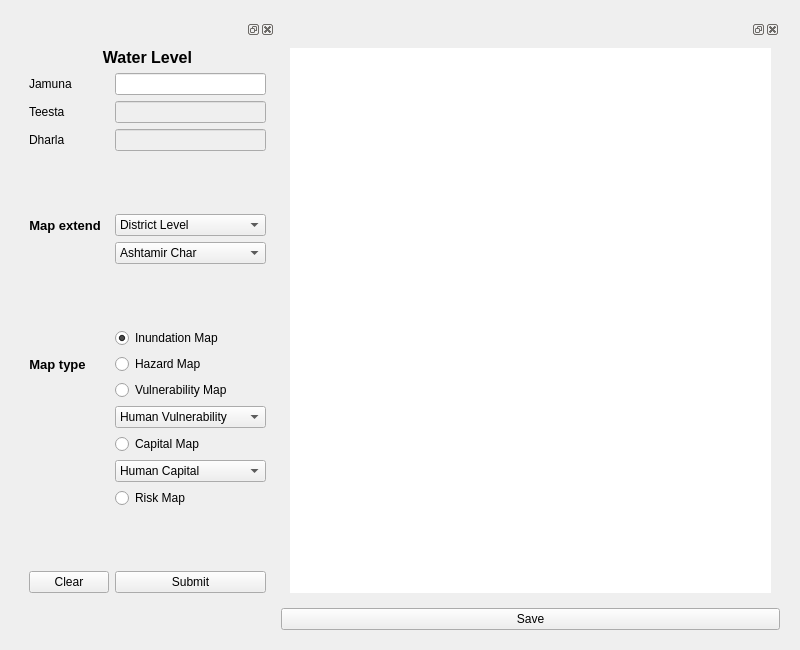
Above: DFRM_GUI.ui from mmhs013/DFRM before the change. Below: the same form after it.
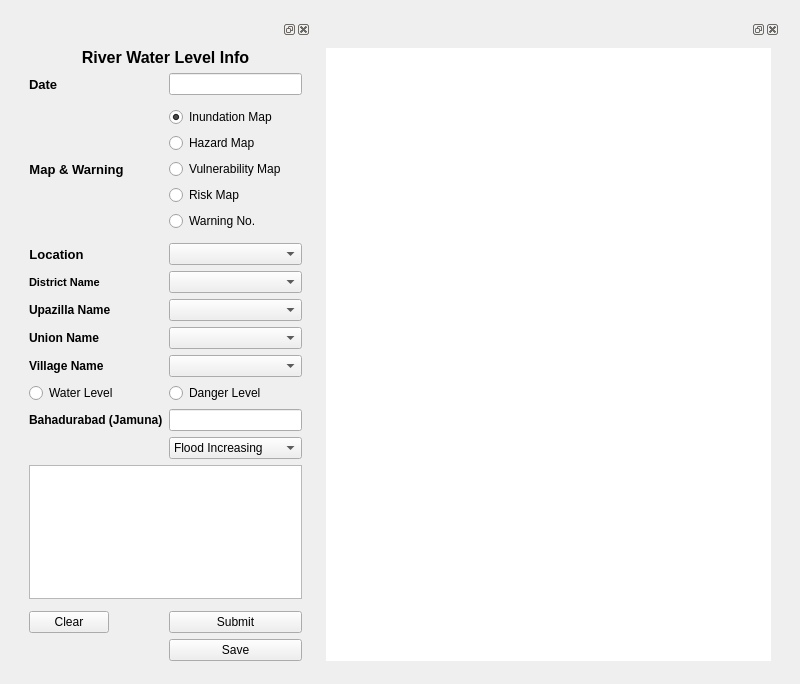
That is the form after the change.

The edit to the form file:
```diff
--- a/DFRM_GUI.ui
+++ b/DFRM_GUI.ui
@@ -7,7 +7,7 @@
     <x>0</x>
     <y>0</y>
     <width>800</width>
-    <height>650</height>
+    <height>684</height>
    </rect>
   </property>
   <property name="sizePolicy">
@@ -29,8 +29,80 @@
       </size>
      </property>
      <layout class="QFormLayout" name="formLayout_2">
+      <item row="0" column="1">
+       <widget class="QDockWidget" name="ImageDock">
+        <property name="enabled">
+         <bool>true</bool>
+        </property>
+        <property name="sizePolicy">
+         <sizepolicy hsizetype="Ignored" vsizetype="Ignored">
+          <horstretch>0</horstretch>
+          <verstretch>0</verstretch>
+         </sizepolicy>
+        </property>
+        <property name="minimumSize">
+         <size>
+          <width>315</width>
+          <height>650</height>
+         </size>
+        </property>
+        <property name="maximumSize">
+         <size>
+          <width>524287</width>
+          <height>650</height>
+         </size>
+        </property>
+        <widget class="QWidget" name="dockWidgetContents">
+         <property name="maximumSize">
+          <size>
+           <width>16777215</width>
+           <height>750</height>
+          </size>
+         </property>
+         <layout class="QHBoxLayout" name="horizontalLayout">
+          <item>
+           <widget class="QLabel" name="ImView">
+            <property name="sizePolicy">
+             <sizepolicy hsizetype="Ignored" vsizetype="Ignored">
+              <horstretch>0</horstretch>
+              <verstretch>0</verstretch>
+             </sizepolicy>
+            </property>
+            <property name="maximumSize">
+             <size>
+              <width>16777215</width>
+              <height>16777215</height>
+             </size>
+            </property>
+            <property name="autoFillBackground">
+             <bool>false</bool>
+            </property>
+            <property name="styleSheet">
+             <string notr="true">Background : rgb(255, 255, 255)</string>
+            </property>
+            <property name="text">
+             <string/>
+            </property>
+           </widget>
+          </item>
+         </layout>
+        </widget>
+       </widget>
+      </item>
       <item row="0" column="0">
        <widget class="QDockWidget" name="InputDock">
+        <property name="minimumSize">
+         <size>
+          <width>291</width>
+          <height>650</height>
+         </size>
+        </property>
+        <property name="maximumSize">
+         <size>
+          <width>524287</width>
+          <height>650</height>
+         </size>
+        </property>
         <widget class="QWidget" name="dockWidgetContents_2">
          <layout class="QFormLayout" name="formLayout">
           <item row="1" column="0" colspan="2">
@@ -46,52 +118,102 @@
              <enum>Qt::LeftToRight</enum>
             </property>
             <property name="text">
-             <string>Water Level</string>
+             <string>River Water Level Info</string>
             </property>
             <property name="alignment">
              <set>Qt::AlignCenter</set>
             </property>
            </widget>
           </item>
-          <item row="2" column="0">
-           <widget class="QLabel" name="LatLabel">
-            <property name="text">
-             <string>Jamuna </string>
-            </property>
-           </widget>
-          </item>
-          <item row="2" column="1">
-           <widget class="QLineEdit" name="JamunaLineEdit"/>
-          </item>
-          <item row="3" column="0">
-           <widget class="QLabel" name="LongLabel">
-            <property name="text">
-             <string>Teesta</string>
-            </property>
-           </widget>
-          </item>
-          <item row="3" column="1">
-           <widget class="QLineEdit" name="TeestaLineEdit">
-            <property name="enabled">
-             <bool>false</bool>
-            </property>
-           </widget>
-          </item>
           <item row="4" column="0">
-           <widget class="QLabel" name="WSLabel">
+           <widget class="QLabel" name="label_5">
+            <property name="font">
+             <font>
+              <pointsize>10</pointsize>
+              <weight>75</weight>
+              <bold>true</bold>
+             </font>
+            </property>
             <property name="text">
-             <string>Dharla</string>
+             <string>Date</string>
             </property>
            </widget>
           </item>
           <item row="4" column="1">
-           <widget class="QLineEdit" name="DharlaLineEdit">
+           <widget class="QLineEdit" name="dateEdit"/>
+          </item>
+          <item row="8" column="1">
+           <spacer name="verticalSpacer">
+            <property name="orientation">
+             <enum>Qt::Vertical</enum>
+            </property>
+            <property name="sizeHint" stdset="0">
+             <size>
+              <width>20</width>
+              <height>40</height>
+             </size>
+            </property>
+           </spacer>
+          </item>
+          <item row="13" column="1">
+           <widget class="QRadioButton" name="InundatatiinRB">
+            <property name="text">
+             <string>Inundation Map</string>
+            </property>
+            <property name="checked">
+             <bool>true</bool>
+            </property>
+           </widget>
+          </item>
+          <item row="15" column="1">
+           <widget class="QRadioButton" name="HazardRB">
+            <property name="text">
+             <string>Hazard Map</string>
+            </property>
+           </widget>
+          </item>
+          <item row="17" column="0">
+           <widget class="QLabel" name="label_3">
+            <property name="font">
+             <font>
+              <pointsize>10</pointsize>
+              <weight>75</weight>
+              <bold>true</bold>
+             </font>
+            </property>
+            <property name="text">
+             <string>Map &amp; Warning</string>
+            </property>
+            <property name="alignment">
+             <set>Qt::AlignCenter</set>
+            </property>
+           </widget>
+          </item>
+          <item row="17" column="1">
+           <widget class="QRadioButton" name="VulnerabilityRB">
+            <property name="text">
+             <string>Vulnerability Map</string>
+            </property>
+           </widget>
+          </item>
+          <item row="18" column="1">
+           <widget class="QRadioButton" name="RiskRB">
             <property name="enabled">
-             <bool>false</bool>
+             <bool>true</bool>
             </property>
+            <property name="text">
+             <string>Risk Map</string>
+            </property>
            </widget>
           </item>
-          <item row="6" column="1">
+          <item row="19" column="1">
+           <widget class="QRadioButton" name="WarningRB">
+            <property name="text">
+             <string>Warning No.</string>
+            </property>
+           </widget>
+          </item>
+          <item row="21" column="1">
            <spacer name="verticalSpacer_2">
             <property name="orientation">
              <enum>Qt::Vertical</enum>
@@ -104,7 +226,7 @@
             </property>
            </spacer>
           </item>
-          <item row="9" column="0">
+          <item row="28" column="0">
            <widget class="QLabel" name="label_2">
             <property name="font">
              <font>
@@ -114,14 +236,14 @@
              </font>
             </property>
             <property name="text">
-             <string>Map extend</string>
+             <string>Location</string>
             </property>
             <property name="alignment">
              <set>Qt::AlignCenter</set>
             </property>
            </widget>
           </item>
-          <item row="9" column="1">
+          <item row="28" column="1">
            <widget class="QComboBox" name="MapExtendCombo">
             <property name="enabled">
              <bool>true</bool>
@@ -141,26 +263,122 @@
             <property name="frame">
              <bool>true</bool>
             </property>
-            <item>
-             <property name="text">
-              <string>District Level</string>
-             </property>
-            </item>
-            <item>
-             <property name="text">
-              <string>Union Level</string>
-             </property>
-            </item>
            </widget>
           </item>
-          <item row="10" column="1">
+          <item row="29" column="0">
+           <widget class="QLabel" name="Dist_label">
+            <property name="font">
+             <font>
+              <pointsize>8</pointsize>
+              <weight>75</weight>
+              <bold>true</bold>
+             </font>
+            </property>
+            <property name="text">
+             <string>District Name</string>
+            </property>
+           </widget>
+          </item>
+          <item row="29" column="1">
+           <widget class="QComboBox" name="DistCombo"/>
+          </item>
+          <item row="30" column="0">
+           <widget class="QLabel" name="Up_label">
+            <property name="font">
+             <font>
+              <weight>75</weight>
+              <bold>true</bold>
+             </font>
+            </property>
+            <property name="text">
+             <string>Upazilla Name</string>
+            </property>
+           </widget>
+          </item>
+          <item row="30" column="1">
+           <widget class="QComboBox" name="UpazillaCombo"/>
+          </item>
+          <item row="31" column="0">
+           <widget class="QLabel" name="Uni_label">
+            <property name="font">
+             <font>
+              <weight>75</weight>
+              <bold>true</bold>
+             </font>
+            </property>
+            <property name="text">
+             <string>Union Name</string>
+            </property>
+           </widget>
+          </item>
+          <item row="31" column="1">
            <widget class="QComboBox" name="UnionCombo">
             <property name="enabled">
              <bool>true</bool>
             </property>
+           </widget>
+          </item>
+          <item row="32" column="0">
+           <widget class="QLabel" name="Vill_label">
+            <property name="font">
+             <font>
+              <weight>75</weight>
+              <bold>true</bold>
+             </font>
+            </property>
+            <property name="text">
+             <string>Village Name</string>
+            </property>
+           </widget>
+          </item>
+          <item row="32" column="1">
+           <widget class="QComboBox" name="VillCombo"/>
+          </item>
+          <item row="35" column="0">
+           <widget class="QRadioButton" name="WLRB">
+            <property name="enabled">
+             <bool>true</bool>
+            </property>
+            <property name="text">
+             <string>Water Level</string>
+            </property>
+            <property name="checked">
+             <bool>false</bool>
+            </property>
+           </widget>
+          </item>
+          <item row="35" column="1">
+           <widget class="QRadioButton" name="DLRB">
+            <property name="text">
+             <string>Danger Level</string>
+            </property>
+           </widget>
+          </item>
+          <item row="36" column="0">
+           <widget class="QLabel" name="WL_label">
+            <property name="font">
+             <font>
+              <weight>75</weight>
+              <bold>true</bold>
+             </font>
+            </property>
+            <property name="text">
+             <string>Bahadurabad (Jamuna)</string>
+            </property>
+           </widget>
+          </item>
+          <item row="36" column="1">
+           <widget class="QLineEdit" name="JamunaLineEdit">
+            <property name="cursor">
+             <cursorShape>IBeamCursor</cursorShape>
+            </property>
+           </widget>
+          </item>
+          <item row="37" column="1">
+           <widget class="QComboBox" name="LimbCombo">
             <item>
              <property name="text">
-              <string>Ashtamir Char</string>
+              <string>Flood Increasing</string>
              </property>
             </item>
             <item>
@@ -170,7 +388,30 @@
             </item>
            </widget>
           </item>
-          <item row="11" column="1">
+          <item row="42" column="0" colspan="2">
+           <widget class="QTextBrowser" name="TextBox">
+            <property name="sizePolicy">
+             <sizepolicy hsizetype="Preferred" vsizetype="Preferred">
+              <horstretch>0</horstretch>
+              <verstretch>0</verstretch>
+             </sizepolicy>
+            </property>
+            <property name="autoFillBackground">
+             <bool>false</bool>
+            </property>
+            <property name="html">
+             <string>&lt;!DOCTYPE HTML PUBLIC &quot;-//W3C//DTD HTML 4.0//EN&quot; &quot;http://www.w3.org/TR/REC-html40/strict.dtd&quot;&gt;
+&lt;html&gt;&lt;head&gt;&lt;meta name=&quot;qrichtext&quot; content=&quot;1&quot; /&gt;&lt;style type=&quot;text/css&quot;&gt;
+p, li { white-space: pre-wrap; }
+&lt;/style&gt;&lt;/head&gt;&lt;body style=&quot; font-family:'MS Shell Dlg 2'; font-size:8.25pt; font-weight:400; font-style:normal;&quot;&gt;
+&lt;p style=&quot;-qt-paragraph-type:empty; margin-top:0px; margin-bottom:0px; margin-left:0px; margin-right:0px; -qt-block-indent:0; text-indent:0px;&quot;&gt;&lt;br /&gt;&lt;/p&gt;&lt;/body&gt;&lt;/html&gt;</string>
+            </property>
+            <property name="overwriteMode">
+             <bool>false</bool>
+            </property>
+           </widget>
+          </item>
+          <item row="50" column="1">
            <spacer name="verticalSpacer_3">
             <property name="orientation">
              <enum>Qt::Vertical</enum>
@@ -183,218 +424,31 @@
             </property>
            </spacer>
           </item>
-          <item row="14" column="1">
-           <widget class="QRadioButton" name="InundatatiinRB">
-            <property name="text">
-             <string>Inundation Map</string>
-            </property>
-            <property name="checked">
-             <bool>true</bool>
-            </property>
-           </widget>
-          </item>
-          <item row="15" column="0">
-           <widget class="QLabel" name="label_3">
-            <property name="font">
-             <font>
-              <pointsize>10</pointsize>
-              <weight>75</weight>
-              <bold>true</bold>
-             </font>
-            </property>
-            <property name="text">
-             <string>Map type</string>
-            </property>
-            <property name="alignment">
-             <set>Qt::AlignCenter</set>
-            </property>
-           </widget>
-          </item>
-          <item row="15" column="1">
-           <widget class="QRadioButton" name="HazardRB">
-            <property name="text">
-             <string>Hazard Map</string>
-            </property>
-           </widget>
-          </item>
-          <item row="25" column="1">
-           <spacer name="verticalSpacer">
-            <property name="orientation">
-             <enum>Qt::Vertical</enum>
-            </property>
-            <property name="sizeHint" stdset="0">
-             <size>
-              <width>20</width>
-              <height>40</height>
-             </size>
-            </property>
-           </spacer>
-          </item>
-          <item row="26" column="0">
+          <item row="56" column="0">
            <widget class="QPushButton" name="ClearPButton">
             <property name="text">
              <string>Clear</string>
             </property>
            </widget>
           </item>
-          <item row="26" column="1">
+          <item row="56" column="1">
            <widget class="QPushButton" name="SubmitPButton">
             <property name="text">
              <string>Submit</string>
             </property>
            </widget>
           </item>
-          <item row="16" column="1">
-           <widget class="QRadioButton" name="VulnerabilityRB">
+          <item row="57" column="1">
+           <widget class="QPushButton" name="savePB">
             <property name="text">
-             <string>Vulnerability Map</string>
+             <string>Save</string>
             </property>
            </widget>
           </item>
-          <item row="17" column="1">
-           <widget class="QComboBox" name="VulCombo">
-            <property name="enabled">
-             <bool>true</bool>
-            </property>
-            <item>
-             <property name="text">
-              <string>Human Vulnerability</string>
-             </property>
-            </item>
-            <item>
-             <property name="text">
-              <string>Social Vulnerability</string>
-             </property>
-            </item>
-            <item>
-             <property name="text">
-              <string>Physical Vulnerability</string>
-             </property>
-            </item>
-            <item>
-             <property name="text">
-              <string>Natural Vulnerability</string>
-             </property>
-            </item>
-            <item>
-             <property name="text">
-              <string>Financial Vulnerability</string>
-             </property>
-            </item>
-            <item>
-             <property name="text">
-              <string>Combine Vulnerability</string>
-             </property>
-            </item>
-           </widget>
-          </item>
-          <item row="18" column="1">
-           <widget class="QRadioButton" name="CapitalRB">
-            <property name="text">
-             <string>Capital Map</string>
-            </property>
-           </widget>
-          </item>
-          <item row="19" column="1">
-           <widget class="QComboBox" name="CapCombo">
-            <property name="enabled">
-             <bool>true</bool>
-            </property>
-            <item>
-             <property name="text">
-              <string>Human Capital</string>
-             </property>
-            </item>
-            <item>
-             <property name="text">
-              <string>Social Capital</string>
-             </property>
-            </item>
-            <item>
-             <property name="text">
-              <string>Physical Capital</string>
-             </property>
-            </item>
-            <item>
-             <property name="text">
-              <string>Natural Capital</string>
-             </property>
-            </item>
-            <item>
-             <property name="text">
-              <string>Financial Capital</string>
-             </property>
-            </item>
-            <item>
-             <property name="text">
-              <string>Combine Capital</string>
-             </property>
-            </item>
-           </widget>
-          </item>
-          <item row="20" column="1">
-           <widget class="QRadioButton" name="RiskRB">
-            <property name="enabled">
-             <bool>true</bool>
-            </property>
-            <property name="text">
-             <string>Risk Map</string>
-            </property>
-           </widget>
-          </item>
          </layout>
         </widget>
        </widget>
       </item>
-      <item row="0" column="1">
-       <widget class="QDockWidget" name="ImageDock">
-        <property name="enabled">
-         <bool>true</bool>
-        </property>
-        <property name="sizePolicy">
-         <sizepolicy hsizetype="Ignored" vsizetype="Ignored">
-          <horstretch>0</horstretch>
-          <verstretch>0</verstretch>
-         </sizepolicy>
-        </property>
-        <property name="minimumSize">
-         <size>
-          <width>80</width>
-          <height>500</height>
-         </size>
-        </property>
-        <widget class="QWidget" name="dockWidgetContents">
-         <layout class="QHBoxLayout" name="horizontalLayout">
-          <item>
-           <widget class="QLabel" name="ImView">
-            <property name="sizePolicy">
-             <sizepolicy hsizetype="Ignored" vsizetype="Ignored">
-              <horstretch>0</horstretch>
-              <verstretch>0</verstretch>
-             </sizepolicy>
-            </property>
-            <property name="autoFillBackground">
-             <bool>false</bool>
-            </property>
-            <property name="styleSheet">
-             <string notr="true">Background : rgb(255, 255, 255)</string>
-            </property>
-            <property name="text">
-             <string/>
-            </property>
-           </widget>
-          </item>
-         </layout>
-        </widget>
-       </widget>
-      </item>
-      <item row="1" column="1">
-       <widget class="QPushButton" name="savePB">
-        <property name="text">
-         <string>Save</string>
-        </property>
-       </widget>
-      </item>
      </layout>
     </widget>
    </item>
```
Left out of the diff: 2 changed lines with no effect on the pictures.
